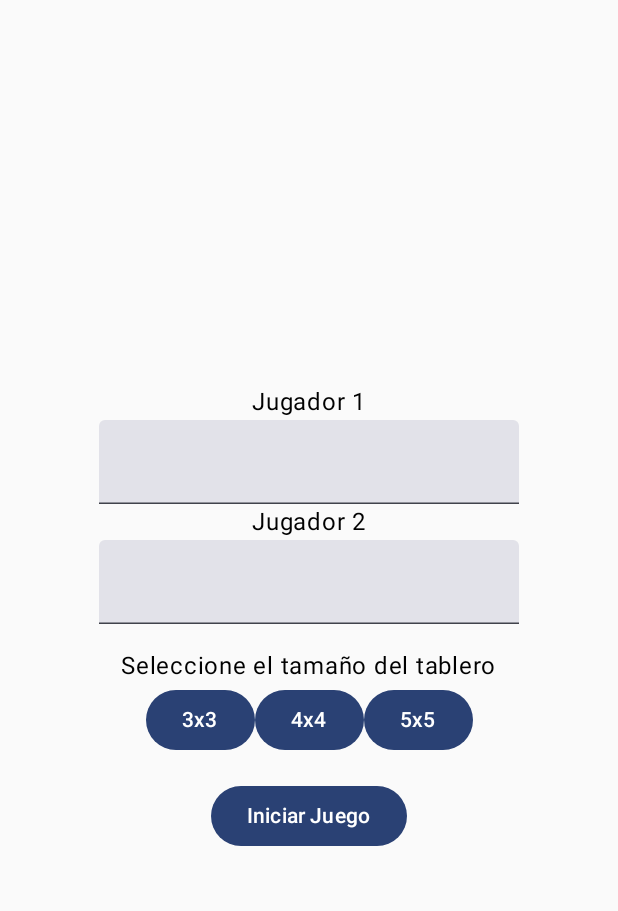
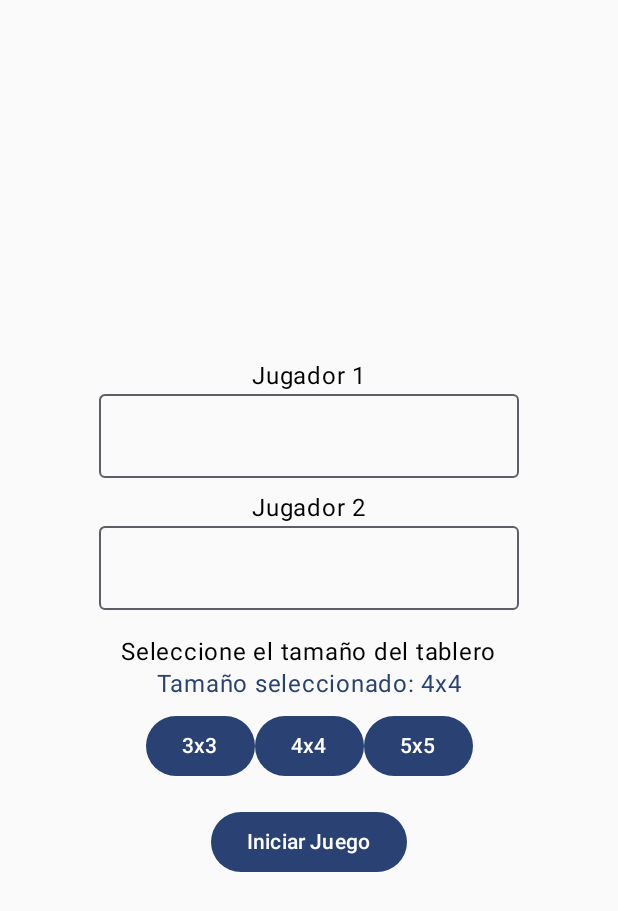
Before and after one commit to GerardoFernandez7/TicTacToe_Corto1, an Android app built with Jetpack Compose: the InicioScreen screen opened through its navigation route, after a tap on "4x4", on a phone screen of 412 x 824 dp. Shown: the top 911 px of the screen. Run offline under Robolectric (Android 15) with nearby library versions, the phone set to English and light mode, and no system bars.

Commit message:
Se agrego la logica principal del juego y se realizaron validaciones

```diff
--- a/app/src/main/java/com/joseruiz/tictactoe/MainActivity.kt
+++ b/app/src/main/java/com/joseruiz/tictactoe/MainActivity.kt
@@ -28,12 +28,14 @@ class MainActivity : ComponentActivity() {
                         InicioScreen(navController = navController)
                     }
                     composable("JuegoActivity/{jugador1}/{jugador2}/{size}") { backStackEntry ->
+                        // Se obtienen los paramtros de la ruta
                         val jugador1 = backStackEntry.arguments?.getString("jugador1") ?: ""
                         val jugador2 = backStackEntry.arguments?.getString("jugador2") ?: ""
                         val size = backStackEntry.arguments?.getString("size")?.toInt() ?: 3
                         JuegoScreen(jugador1, jugador2, size, navController)
                     }
                     composable("FinalActivity/{ganador}") { backStackEntry ->
+                        // Se obtiene el parametro de la ruta
                         val ganador = backStackEntry.arguments?.getString("ganador") ?: ""
                         FinalScreen(ganador, navController)
                     }
--- a/app/src/main/java/com/joseruiz/tictactoe/screens/InicioActivity.kt
+++ b/app/src/main/java/com/joseruiz/tictactoe/screens/InicioActivity.kt
@@ -7,8 +7,9 @@ import androidx.compose.foundation.layout.Spacer
 import androidx.compose.foundation.layout.fillMaxSize
 import androidx.compose.foundation.layout.height
 import androidx.compose.material3.Button
+import androidx.compose.material3.MaterialTheme
+import androidx.compose.material3.OutlinedTextField
 import androidx.compose.material3.Text
-import androidx.compose.material3.TextField
 import androidx.compose.runtime.Composable
 import androidx.compose.runtime.getValue
 import androidx.compose.runtime.mutableStateOf
@@ -16,6 +17,7 @@ import androidx.compose.runtime.remember
 import androidx.compose.runtime.setValue
 import androidx.compose.ui.Alignment
 import androidx.compose.ui.Modifier
+import androidx.compose.ui.graphics.Color
 import androidx.compose.ui.unit.dp
 import androidx.navigation.NavController
 
@@ -24,30 +26,113 @@ fun InicioScreen(navController: NavController) {
     var jugador1 by remember { mutableStateOf("") }
     var jugador2 by remember { mutableStateOf("") }
     var size by remember { mutableStateOf(3) }
+    var errorMessage by remember { mutableStateOf("") }
 
     Column(
         modifier = Modifier.fillMaxSize(),
         horizontalAlignment = Alignment.CenterHorizontally,
         verticalArrangement = Arrangement.Center
     ) {
+        // Campos para ingresar los nombres de los jugadores
         Text(text = "Jugador 1")
-        TextField(value = jugador1, onValueChange = { jugador1 = it })
+        OutlinedTextField(value = jugador1, onValueChange = {
+            jugador1 = it
+            errorMessage = ""
+        })
+
+        Spacer(modifier = Modifier.height(8.dp))
 
         Text(text = "Jugador 2")
-        TextField(value = jugador2, onValueChange = { jugador2 = it })
+        OutlinedTextField(value = jugador2, onValueChange = {
+            jugador2 = it
+            errorMessage = ""
+        })
 
         Spacer(modifier = Modifier.height(16.dp))
+
         Text(text = "Seleccione el tamaño del tablero")
+
+        // Mostrar tamaño seleccionado actualmente
+        Text(
+            text = "Tamaño seleccionado: ${size}x$size",
+            style = MaterialTheme.typography.bodyLarge,
+            color = MaterialTheme.colorScheme.primary
+        )
+
+        Spacer(modifier = Modifier.height(8.dp))
+
         Row {
-            Button(onClick = { size = 3 }) { Text("3x3") }
-            Button(onClick = { size = 4 }) { Text("4x4") }
-            Button(onClick = { size = 5 }) { Text("5x5") }
+            // Botón para 3x3
+            Button(
+                onClick = { size = 3 },
+                colors = if (size == 3) {
+                    androidx.compose.material3.ButtonDefaults.buttonColors(
+                        containerColor = MaterialTheme.colorScheme.primary,
+                        contentColor = Color.White
+                    )
+                } else {
+                    androidx.compose.material3.ButtonDefaults.buttonColors()
+                }
+            ) {
+                Text("3x3")
+            }
+
+            Spacer(modifier = Modifier.height(8.dp))
+
+            // Botón para 4x4
+            Button(
+                onClick = { size = 4 },
+                colors = if (size == 4) {
+                    androidx.compose.material3.ButtonDefaults.buttonColors(
+                        containerColor = MaterialTheme.colorScheme.primary,
+                        contentColor = Color.White
+                    )
+                } else {
+                    androidx.compose.material3.ButtonDefaults.buttonColors()
+                }
+            ) {
+                Text("4x4")
+            }
+
+            Spacer(modifier = Modifier.height(8.dp))
+
+            // Botón para 5x5
+            Button(
+                onClick = { size = 5 },
+                colors = if (size == 5) {
+                    androidx.compose.material3.ButtonDefaults.buttonColors(
+                        containerColor = MaterialTheme.colorScheme.primary,
+                        contentColor = Color.White
+                    )
+                } else {
+                    androidx.compose.material3.ButtonDefaults.buttonColors()
+                }
+            ) {
+                Text("5x5")
+            }
         }
 
         Spacer(modifier = Modifier.height(16.dp))
+
+        // Mostrar mensaje de error si es necesario
+        if (errorMessage.isNotEmpty()) {
+            Text(
+                text = errorMessage,
+                color = Color.Red,
+                style = MaterialTheme.typography.bodyMedium
+            )
+            Spacer(modifier = Modifier.height(8.dp))
+        }
+
+        // Botón para iniciar el juego
         Button(onClick = {
-            // Guardar nombres y tamaño
-            navController.navigate("JuegoActivity/$jugador1/$jugador2/$size")
+            // Validar que ambos jugadores hayan ingresado sus nombres
+            if (jugador1.isEmpty() || jugador2.isEmpty()) {
+                errorMessage = "Por favor, ingrese los nombres de ambos jugadores"
+            } else {
+                // Se envía la información por ruta si los nombres están correctos
+                navController.navigate("JuegoActivity/$jugador1/$jugador2/$size")
+            }
         }) {
             Text("Iniciar Juego")
         }
--- a/app/src/main/java/com/joseruiz/tictactoe/screens/PortadaActivity.kt
+++ b/app/src/main/java/com/joseruiz/tictactoe/screens/PortadaActivity.kt
@@ -24,6 +24,7 @@ fun PortadaScreen(navController: NavController) {
         Text(text = "Tic Tac Toe", style = MaterialTheme.typography.bodyLarge)
         Spacer(modifier = Modifier.height(32.dp))
         Button(onClick = {
+            // Se redirige al activity de Inicio
             navController.navigate("InicioActivity") }
         ) {
             Text("Start")
```
Also changed, not shown: app/src/main/java/com/joseruiz/tictactoe/screens/JuegoActivity.kt (+49 -8 lines), 1 other file.
